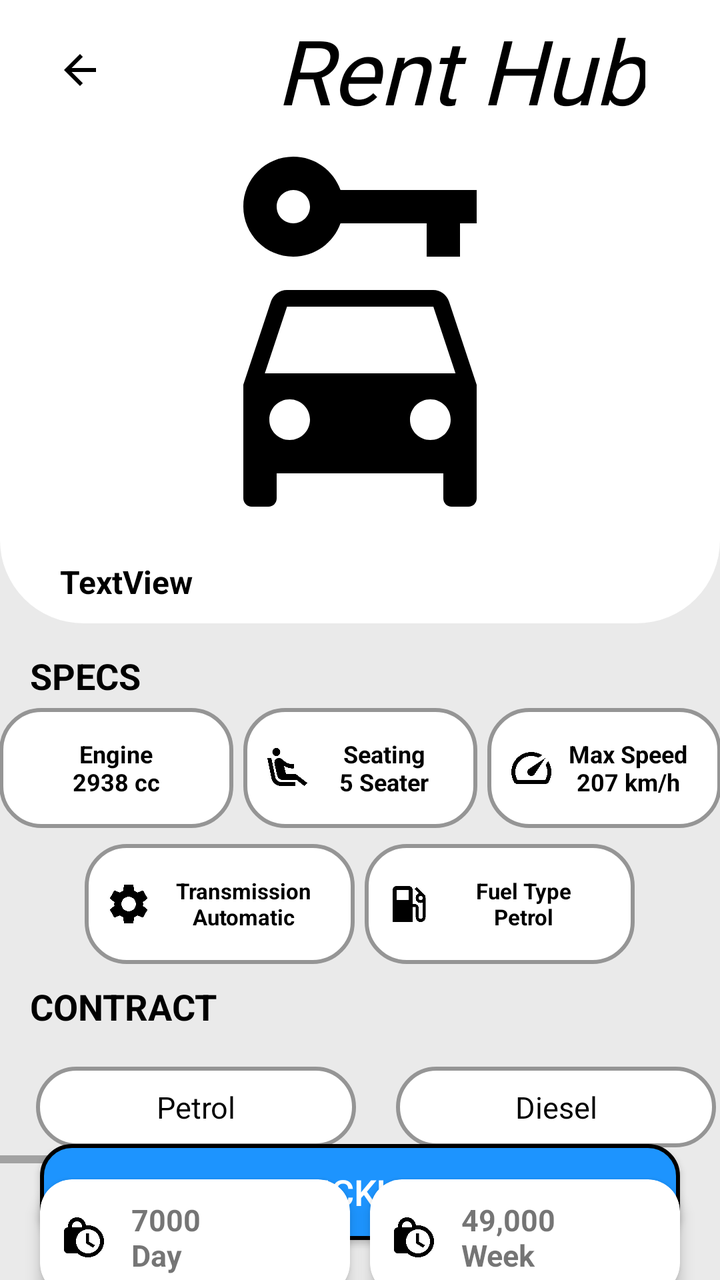
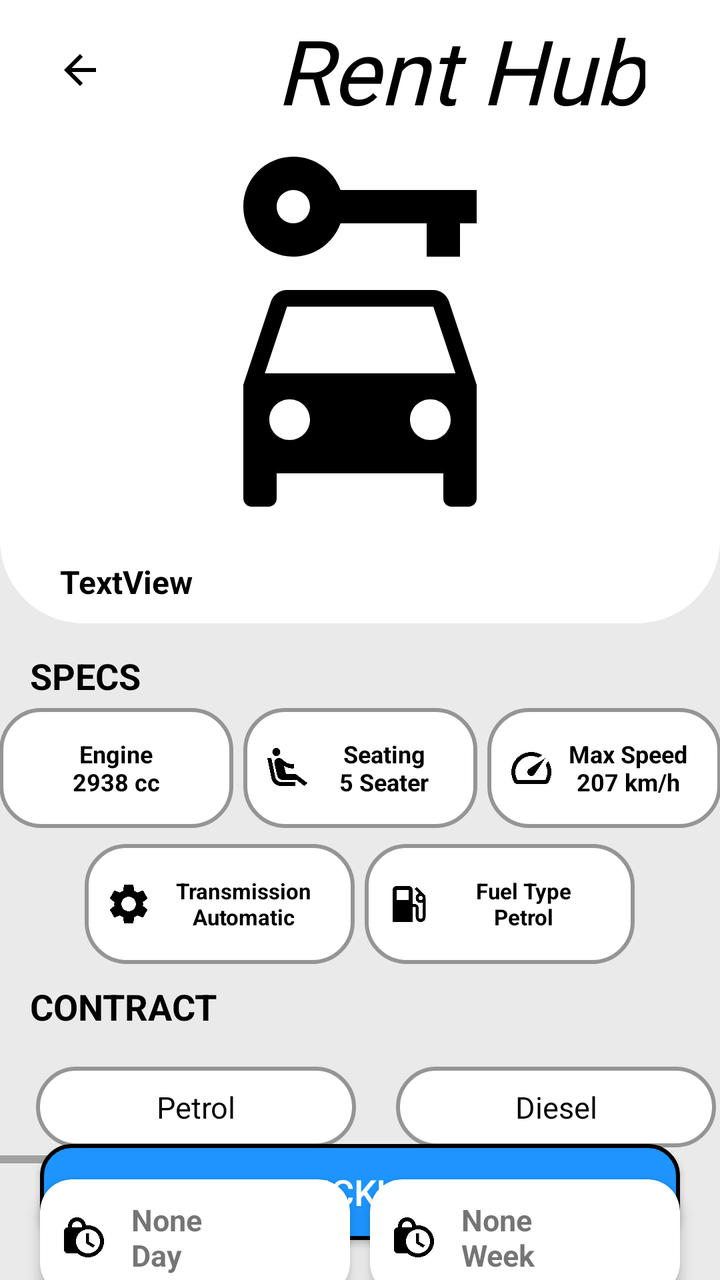

Two renders of the same Android screen: before a commit and after it. Below are the layout's source before the change and the commit's diff.
<!-- AndroidManifest.xml: application theme Theme.AppCompat.Light.NoActionBar -->
<!-- res/layout/activity_car_details.xml -->
<?xml version="1.0" encoding="utf-8"?>
<androidx.constraintlayout.widget.ConstraintLayout xmlns:android="http://schemas.android.com/apk/res/android"
    xmlns:app="http://schemas.android.com/apk/res-auto"
    xmlns:tools="http://schemas.android.com/tools"
    android:id="@+id/main"
    android:layout_width="match_parent"
    android:layout_height="match_parent"
    tools:context=".Car_Details"
    android:background="@color/grey">

    <LinearLayout
        android:id="@+id/car_detail_bar"
        android:layout_width="match_parent"
        android:layout_height="70dp"
        android:background="@color/grey"
        android:gravity="center_vertical"
        android:orientation="horizontal"
        android:backgroundTint="@color/white"
        app:layout_constraintEnd_toEndOf="parent"
        app:layout_constraintStart_toStartOf="parent"
        app:layout_constraintTop_toTopOf="parent"
        >

        <ImageButton
            android:id="@+id/backButton"
            android:layout_width="60dp"
            android:layout_height="50dp"
            android:layout_gravity="center_vertical"
            android:layout_marginStart="10dp"
            android:background="@color/white"
            android:src="@drawable/baseline_arrow_back_24" />

        <TextView
            android:layout_width="wrap_content"
            android:layout_height="wrap_content"
            android:paddingHorizontal="10dp"
            android:layout_marginStart="58dp"
            android:text="Rent Hub"
            android:fontFamily="@font/loversquarrelregular"
            android:textSize="45sp"
            android:textColor="@color/black"
            android:textStyle="italic"
            />

    </LinearLayout>

    <ImageView
        android:id="@+id/carImage"
        android:layout_width="match_parent"
        android:layout_height="200dp"
        android:background="@color/white"
        android:paddingHorizontal="10dp"
        android:scaleType="fitCenter"
        android:src="@drawable/baseline_car_rental_24"
        app:layout_constraintEnd_toEndOf="parent"
        app:layout_constraintStart_toStartOf="parent"
        app:layout_constraintTop_toBottomOf="@id/car_detail_bar"/>

    <TextView
        android:id="@+id/carName"
        android:layout_width="match_parent"
        android:layout_height="wrap_content"
        android:paddingVertical="10dp"
        android:paddingStart="30dp"
        android:text="TextView"
        android:textColor="@color/black"
        android:textSize="16sp"
        android:textStyle="bold"
        android:background="@drawable/car_detailcard_bg"
        app:layout_constraintEnd_toEndOf="parent"
        app:layout_constraintStart_toStartOf="parent"
        app:layout_constraintTop_toBottomOf="@id/carImage" />

    <TextView
        android:id="@+id/specs_header"
        android:layout_width="match_parent"
        android:layout_height="wrap_content"
        android:layout_marginTop="14dp"
        android:paddingStart="15dp"
        android:text="SPECS"
        android:textSize="18sp"
        android:textStyle="bold"
        android:textColor="@color/black"
        app:layout_constraintTop_toBottomOf="@id/carName"/>

    <LinearLayout
        android:id="@+id/specsContainer1"
        android:layout_width="0dp"
        android:layout_height="0dp"
        android:gravity="center"
        android:orientation="horizontal"
        app:layout_constraintDimensionRatio="5.3:1"
        app:layout_constraintEnd_toEndOf="parent"
        app:layout_constraintStart_toStartOf="parent"
        app:layout_constraintTop_toBottomOf="@id/specs_header">

        <TextView
            android:id="@+id/car_detail_engine"
            android:layout_width="117dp"
            android:layout_height="60dp"
            android:layout_marginEnd="5dp"
            android:background="@drawable/car_detailspec_bg"
            android:gravity="center"
            android:paddingHorizontal="10dp"
            android:text="Engine\n2938 cc"
            android:textSize="12sp"
            android:textColor="@color/black"
            android:textStyle="bold"/>

        <TextView
            android:id="@+id/car_detail_seating"
            android:layout_width="117dp"
            android:layout_height="60dp"
            android:drawableStart="@drawable/baseline_airline_seat_recline_extra_24"
            android:background="@drawable/car_detailspec_bg"
            android:gravity="center"
            android:paddingHorizontal="10dp"
            android:text="Seating\n5 Seater"
            android:textSize="12sp"
            android:textColor="@color/black"
            android:textStyle="bold"/>

        <TextView
            android:id="@+id/car_detail_speed"
            android:layout_width="117dp"
            android:layout_height="60dp"
            android:layout_marginStart="5dp"
            android:drawableStart="@drawable/baseline_speed_24"
            android:background="@drawable/car_detailspec_bg"
            android:gravity="center"
            android:paddingHorizontal="10dp"
            android:text="Max Speed\n207 km/h"
            android:textSize="12sp"
            android:textColor="@color/black"
            android:textStyle="bold"/>

    </LinearLayout>

    <LinearLayout
        android:id="@+id/specsContainer2"
        android:layout_width="0dp"
        android:layout_height="0dp"
        android:gravity="center"
        android:orientation="horizontal"
        app:layout_constraintDimensionRatio="5.3:1"
        app:layout_constraintEnd_toEndOf="parent"
        app:layout_constraintStart_toStartOf="parent"
        app:layout_constraintTop_toBottomOf="@id/specsContainer1">

        <TextView
            android:id="@+id/car_detail_transmission"
            android:layout_width="135dp"
            android:layout_height="60dp"
            android:layout_marginEnd="5dp"
            android:background="@drawable/car_detailspec_bg"
            android:drawableStart="@drawable/baseline_gear_24"
            android:gravity="center"
            android:paddingHorizontal="10dp"
            android:text="Transmission\nAutomatic"
            android:textSize="11sp"
            android:textColor="@color/black"
            android:textStyle="bold"/>

        <TextView
            android:id="@+id/car_detail_fuelType"
            android:layout_width="135dp"
            android:layout_height="60dp"
            android:background="@drawable/car_detailspec_bg"
            android:drawableStart="@drawable/baseline_fuel_24"
            android:gravity="center"
            android:paddingHorizontal="10dp"
            android:text="Fuel Type\nPetrol"
            android:textSize="11sp"
            android:textColor="@color/black"
            android:textStyle="bold"/>

    </LinearLayout>

    <TextView
        android:id="@+id/contract_header"
        android:layout_width="match_parent"
        android:layout_height="wrap_content"
        android:layout_marginTop="5dp"
        android:paddingStart="15dp"
        android:text="CONTRACT"
        android:textSize="18sp"
        android:textStyle="bold"
        android:textColor="@color/black"
        app:layout_constraintTop_toBottomOf="@id/specsContainer2"/>

    <HorizontalScrollView
        android:id="@+id/fuelTypeScrollView"
        android:layout_width="match_parent"
        android:layout_height="wrap_content"
        android:layout_marginTop="10dp"
        app:layout_constraintEnd_toEndOf="parent"
        app:layout_constraintStart_toStartOf="parent"
        app:layout_constraintTop_toBottomOf="@+id/contract_header">

        <RadioGroup
            android:id="@+id/radioGroup"
            android:layout_width="match_parent"
            android:layout_height="wrap_content"
            android:orientation="horizontal"
            android:padding="8dp"
            android:gravity="center"
            app:layout_constraintTop_toBottomOf="@id/contract_header">

            <RadioButton
                android:id="@+id/petrolButton"
                android:layout_width="160dp"
                android:layout_height="wrap_content"
                android:layout_marginHorizontal="10dp"
                android:paddingVertical="10dp"
                android:text="Petrol"
                android:textSize="15sp"
                android:textAlignment="center"
                android:background="@drawable/car_detailspec_bg"
                android:textColor="@color/black"
                android:button="@null"
                />

            <RadioButton
                android:id="@+id/dieselButton"
                android:layout_width="160dp"
                android:layout_height="wrap_content"
                android:layout_marginHorizontal="10dp"
                android:text="Diesel"
                android:textSize="15sp"
                android:textAlignment="center"
                android:background="@drawable/car_detailspec_bg"
                android:textColor="@color/black"
                android:button="@null"
                android:paddingVertical="10dp"/>

            <RadioButton
                android:id="@+id/hybridButton"
                android:layout_width="160dp"
                android:layout_height="wrap_content"
                android:layout_marginHorizontal="10dp"
                android:text="Hybrid"
                android:textSize="15sp"
                android:textAlignment="center"
                android:background="@drawable/car_detailspec_bg"
                android:textColor="@color/black"
                android:button="@null"
                android:paddingVertical="10dp"/>
        </RadioGroup>

    </HorizontalScrollView>

    
    <androidx.cardview.widget.CardView
        android:id="@+id/plan1"
        android:layout_width="0dp"
        android:layout_height="wrap_content"
        android:layout_marginStart="20dp"
        android:layout_marginEnd="5dp"
        app:cardCornerRadius="16dp"
        app:cardElevation="4dp"
        android:background="@drawable/rentplans_default_background"
        app:layout_constraintTop_toBottomOf="@id/fuelTypeScrollView"
        app:layout_constraintStart_toStartOf="parent"
        app:layout_constraintEnd_toStartOf="@id/plan2"
        android:layout_marginTop="8dp"
        app:layout_constraintHorizontal_weight="1">

        <LinearLayout
            android:layout_width="match_parent"
            android:layout_height="wrap_content"
            android:padding="10dp"
            android:orientation="horizontal"> 

            <ImageView
                android:id="@+id/clock1"
                android:layout_width="24dp"
                android:layout_height="match_parent"
                android:src="@drawable/baseline_lock_clock_24"
                app:tint="@color/black" />

            <LinearLayout
                android:layout_width="wrap_content"
                android:layout_height="wrap_content"
                android:layout_marginStart="8dp"
                android:orientation="vertical">

                <TextView
                    android:id="@+id/perDayPlan"
                    android:layout_width="wrap_content"
                    android:layout_height="wrap_content"
                    android:text=" 7000\n Day"
                    android:textStyle="bold"
                    android:textSize="15sp"/>

            </LinearLayout>
        </LinearLayout>
    </androidx.cardview.widget.CardView>

    
    <androidx.cardview.widget.CardView
        android:id="@+id/plan2"
        android:layout_width="0dp"
        android:layout_height="wrap_content"
        android:layout_marginStart="5dp"
        android:layout_marginEnd="20dp"
        app:cardCornerRadius="16dp"
        app:cardElevation="4dp"
        android:background="@drawable/rentplans_default_background"
        app:layout_constraintTop_toBottomOf="@id/fuelTypeScrollView"
        app:layout_constraintEnd_toEndOf="parent"
        app:layout_constraintStart_toEndOf="@id/plan1"
        android:layout_marginTop="8dp"
        app:layout_constraintHorizontal_weight="1">

        <LinearLayout
            android:layout_width="match_parent"
            android:layout_height="wrap_content"
            android:padding="10dp"
            android:orientation="horizontal">

            <ImageView
                android:id="@+id/clock2"
                android:layout_width="24dp"
                android:layout_height="match_parent"
                android:src="@drawable/baseline_lock_clock_24"
                app:tint="@color/black" />

            <LinearLayout
                android:layout_width="wrap_content"
                android:layout_height="wrap_content"
                android:layout_marginStart="8dp"
                android:orientation="vertical">

                <TextView
                    android:id="@+id/perWeekPlan"
                    android:layout_width="wrap_content"
                    android:layout_height="wrap_content"
                    android:text=" 49,000\n Week"
                    android:textStyle="bold"
                    android:textSize="15sp"/>

            </LinearLayout>
        </LinearLayout>
    </androidx.cardview.widget.CardView>

    <androidx.cardview.widget.CardView
        android:id="@+id/plan3"
        android:layout_width="0dp"
        android:layout_height="wrap_content"
        app:layout_goneMarginTop="10dp"
        android:layout_marginStart="20dp"
        android:layout_marginEnd="5dp"
        app:cardCornerRadius="16dp"
        app:cardElevation="4dp"
        android:background="@drawable/rentplans_default_background"
        app:layout_constraintTop_toBottomOf="@id/plan1"
        app:layout_constraintStart_toStartOf="parent"
        app:layout_constraintEnd_toStartOf="@id/plan4"
        android:layout_marginTop="12dp"
        app:layout_constraintHorizontal_weight="1">

        <LinearLayout
            android:layout_width="match_parent"
            android:layout_height="wrap_content"
            android:padding="10dp"
            android:orientation="horizontal"
            > 

            <ImageView
                android:id="@+id/clock3"
                android:layout_width="24dp"
                android:layout_height="match_parent"
                android:src="@drawable/baseline_lock_clock_24"
                app:tint="@color/black" />

            <LinearLayout
                android:layout_width="wrap_content"
                android:layout_height="wrap_content"
                android:layout_marginStart="8dp"
                android:orientation="vertical">

                <TextView
                    android:id="@+id/perMonthPlan"
                    android:layout_width="wrap_content"
                    android:layout_height="wrap_content"
                    android:text=" 2,10,000\n Month"
                    android:textStyle="bold"
                    android:textSize="15sp"/>

            </LinearLayout>
        </LinearLayout>
    </androidx.cardview.widget.CardView>

    
    <androidx.cardview.widget.CardView
        android:id="@+id/plan4"
        android:layout_width="0dp"
        android:layout_height="wrap_content"
        android:layout_marginStart="5dp"
        android:layout_marginEnd="20dp"
        app:cardCornerRadius="16dp"
        app:cardElevation="4dp"
        android:background="@drawable/rentplans_default_background"
        app:layout_constraintTop_toBottomOf="@id/plan2"
        app:layout_constraintEnd_toEndOf="parent"
        app:layout_constraintStart_toEndOf="@id/plan3"
        android:layout_marginTop="12dp"
        app:layout_constraintHorizontal_weight="1">

        <LinearLayout
            android:layout_width="match_parent"
            android:layout_height="wrap_content"
            android:padding="10dp"
            android:orientation="horizontal">

            <ImageView
                android:id="@+id/clock4"
                android:layout_width="24dp"
                android:layout_height="match_parent"
                android:src="@drawable/baseline_lock_clock_24"
                app:tint="@color/black" />

            <LinearLayout
                android:layout_width="wrap_content"
                android:layout_height="wrap_content"
                android:layout_marginStart="8dp"
                android:orientation="vertical">

                <TextView
                    android:id="@+id/customPlan"
                    android:layout_width="wrap_content"
                    android:layout_height="wrap_content"
                    android:text=" Custom\n Plan"
                    android:textStyle="bold"
                    android:textSize="15sp"/>

            </LinearLayout>
        </LinearLayout>
    </androidx.cardview.widget.CardView>

    <Button
        android:id="@+id/pickupButton"
        android:layout_width="match_parent"
        android:layout_height="wrap_content"
        android:layout_marginHorizontal="20dp"
        android:layout_marginBottom="20dp"
        android:text="pickup"
        android:textSize="18sp"
        android:textColor="@color/white"
        android:background="@drawable/brands_btn_bg"
        app:layout_constraintBottom_toBottomOf="parent"
        app:layout_constraintEnd_toEndOf="parent"
        app:layout_constraintStart_toStartOf="parent" />


</androidx.constraintlayout.widget.ConstraintLayout>
<!-- resources referenced by this layout -->
<resources>
  <color name="black">#FF000000</color>
  <color name="grey">#EAEAEA</color>
  <color name="white">#FFFFFFFF</color>
  <!-- drawable baseline_arrow_back_24 (drawable) -->
  <vector xmlns:android="http://schemas.android.com/apk/res/android" android:autoMirrored="true" android:height="24dp" android:tint="#000000" android:viewportHeight="24" android:viewportWidth="24" android:width="24dp">
        
      <path android:fillColor="@android:color/white" android:pathData="M20,11H7.83l5.59,-5.59L12,4l-8,8 8,8 1.41,-1.41L7.83,13H20v-2z"/>
      
  </vector>
  <!-- drawable baseline_fuel_24 (drawable) -->
  <vector xmlns:android="http://schemas.android.com/apk/res/android" android:height="24dp" android:tint="#000000" android:viewportHeight="24" android:viewportWidth="24" android:width="24dp">
        
      <path android:fillColor="@android:color/white" android:pathData="M19.77,7.23l0.01,-0.01 -3.72,-3.72L15,4.56l2.11,2.11c-0.94,0.36 -1.61,1.26 -1.61,2.33 0,1.38 1.12,2.5 2.5,2.5 0.36,0 0.69,-0.08 1,-0.21v7.21c0,0.55 -0.45,1 -1,1s-1,-0.45 -1,-1L17,14c0,-1.1 -0.9,-2 -2,-2h-1L14,5c0,-1.1 -0.9,-2 -2,-2L6,3c-1.1,0 -2,0.9 -2,2v16h10v-7.5h1.5v5c0,1.38 1.12,2.5 2.5,2.5s2.5,-1.12 2.5,-2.5L20.5,9c0,-0.69 -0.28,-1.32 -0.73,-1.77zM12,10L6,10L6,5h6v5zM18,10c-0.55,0 -1,-0.45 -1,-1s0.45,-1 1,-1 1,0.45 1,1 -0.45,1 -1,1z"/>
      
  </vector>
  <!-- drawable baseline_lock_clock_24 (drawable) -->
  <vector xmlns:android="http://schemas.android.com/apk/res/android" android:height="24dp" android:tint="#000000" android:viewportHeight="24" android:viewportWidth="24" android:width="24dp">
        
      <path android:fillColor="@android:color/white" android:pathData="M14.5,14.2l2.9,1.7 -0.8,1.3L13,15v-5h1.5v4.2zM22,14c0,4.41 -3.59,8 -8,8 -2.02,0 -3.86,-0.76 -5.27,-2L4,20c-1.15,0 -2,-0.85 -2,-2L2,9c0,-1.12 0.89,-1.96 2,-2v-0.5C4,4.01 6.01,2 8.5,2c2.34,0 4.24,1.79 4.46,4.08 0.34,-0.05 0.69,-0.08 1.04,-0.08 4.41,0 8,3.59 8,8zM6,7h5v-0.74C10.88,4.99 9.8,4 8.5,4 7.12,4 6,5.12 6,6.5L6,7zM20,14c0,-3.31 -2.69,-6 -6,-6s-6,2.69 -6,6 2.69,6 6,6 6,-2.69 6,-6z"/>
      
  </vector>
  <!-- drawable baseline_speed_24 (drawable) -->
  <vector xmlns:android="http://schemas.android.com/apk/res/android" android:height="24dp" android:tint="#000000" android:viewportHeight="24" android:viewportWidth="24" android:width="24dp">
        
      <path android:fillColor="@android:color/white" android:pathData="M20.38,8.57l-1.23,1.85a8,8 0,0 1,-0.22 7.58L5.07,18A8,8 0,0 1,15.58 6.85l1.85,-1.23A10,10 0,0 0,3.35 19a2,2 0,0 0,1.72 1h13.85a2,2 0,0 0,1.74 -1,10 10,0 0,0 -0.27,-10.44zM10.59,15.41a2,2 0,0 0,2.83 0l5.66,-8.49 -8.49,5.66a2,2 0,0 0,0 2.83z"/>
      
  </vector>
  <!-- drawable brands_btn_bg (drawable) -->
  <?xml version="1.0" encoding="utf-8"?>
  <shape xmlns:android="http://schemas.android.com/apk/res/android">
      <solid android:color="@color/blue" />
      <stroke
          android:width="2dp"
          android:color="@color/black" />
      <corners android:radius="15dp" />
  
  </shape>
  <!-- drawable car_detailcard_bg (drawable) -->
  <?xml version="1.0" encoding="utf-8"?>
  <shape xmlns:android="http://schemas.android.com/apk/res/android">
      <solid android:color="@color/white" />
  
      <corners
          android:bottomLeftRadius="50dp"
          android:bottomRightRadius="50dp"/>
  </shape>
  <!-- drawable car_detailspec_bg (drawable) -->
  <?xml version="1.0" encoding="utf-8"?>
  <shape xmlns:android="http://schemas.android.com/apk/res/android">
      <solid android:color="@color/white" /> 
      <stroke
          android:width="2dp"
          android:color="#959595" /> 
      <corners android:radius="20dp" /> 
  
  </shape>
  <!-- drawable rentplans_default_background (drawable) -->
  <?xml version="1.0" encoding="utf-8"?>
  <shape xmlns:android="http://schemas.android.com/apk/res/android">
  
      <solid android:color="@color/white"/>
  
      <stroke
          android:width="2dp"
          android:color="@android:color/black" />
  
      <corners
          android:radius="16dp"/>
  </shape>
  <color name="blue">#1D94FE</color>
  <!-- unchanged entries left out for length: 3 -->
</resources>

<!-- the commit's change to res/layout/activity_car_details.xml (unified diff, before → after) -->
@@ -288,7 +288,7 @@
                     android:id="@+id/perDayPlan"
                     android:layout_width="wrap_content"
                     android:layout_height="wrap_content"
-                    android:text=" 7000\n Day"
+                    android:text=" None\n Day"
                     android:textStyle="bold"
                     android:textSize="15sp"/>
 
@@ -335,7 +335,7 @@
                     android:id="@+id/perWeekPlan"
                     android:layout_width="wrap_content"
                     android:layout_height="wrap_content"
-                    android:text=" 49,000\n Week"
+                    android:text=" None\n Week"
                     android:textStyle="bold"
                     android:textSize="15sp"/>
 
@@ -383,7 +383,7 @@
                     android:id="@+id/perMonthPlan"
                     android:layout_width="wrap_content"
                     android:layout_height="wrap_content"
-                    android:text=" 2,10,000\n Month"
+                    android:text=" None\n Month"
                     android:textStyle="bold"
                     android:textSize="15sp"/>
 
@@ -430,7 +430,7 @@
                     android:id="@+id/customPlan"
                     android:layout_width="wrap_content"
                     android:layout_height="wrap_content"
-                    android:text=" Custom\n Plan"
+                    android:text=" None\n Plan"
                     android:textStyle="bold"
                     android:textSize="15sp"/>
 
